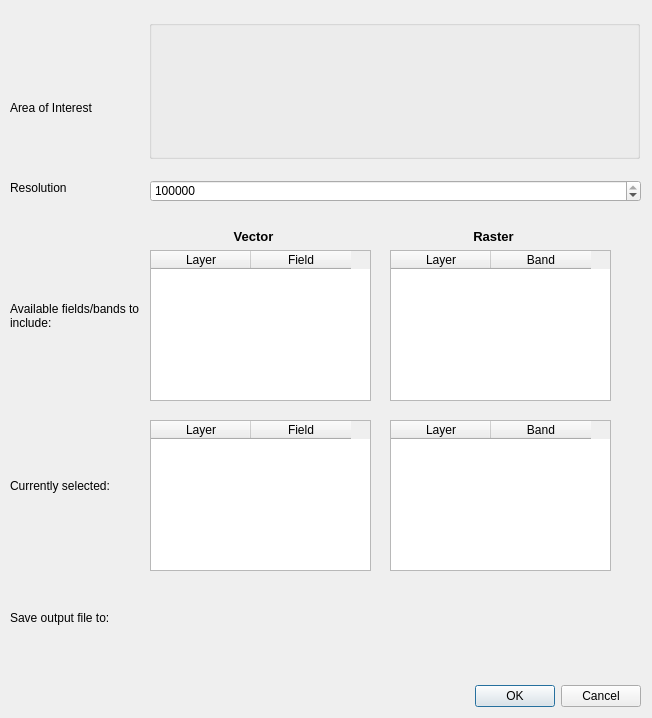
This is MSA_QGIS_dialog_base.ui in ThyavdBerg/MSA-Q as Qt 5 draws it before an edit. The edited form follows.
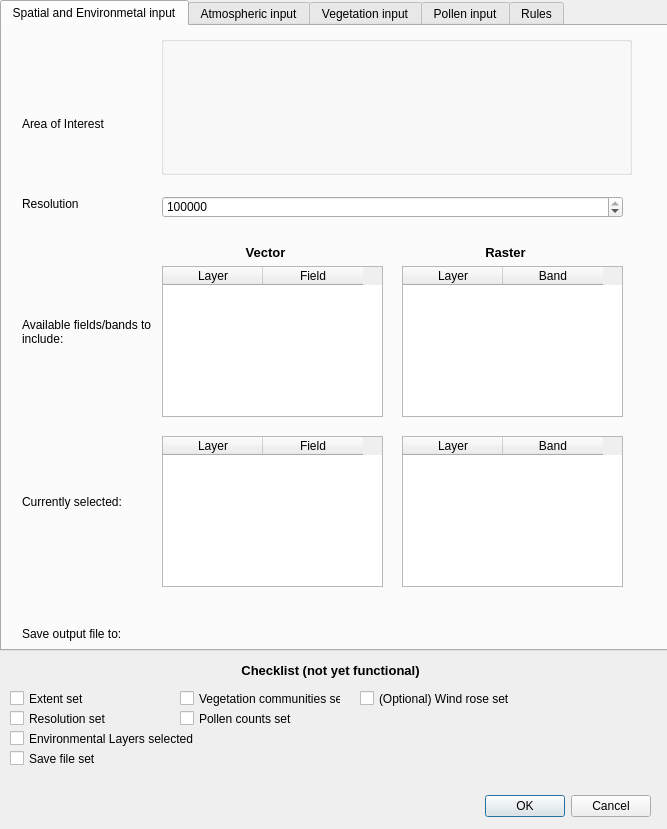
This is the edited form. Custom widgets are drawn as their Qt base class.

```diff
--- a/MSA_QGIS_dialog_base.ui
+++ b/MSA_QGIS_dialog_base.ui
@@ -6,130 +6,47 @@
    <rect>
     <x>0</x>
     <y>0</y>
-    <width>652</width>
-    <height>718</height>
+    <width>667</width>
+    <height>829</height>
    </rect>
   </property>
   <property name="windowTitle">
    <string>MSA QGIS</string>
   </property>
-  <widget class="QDialogButtonBox" name="button_box">
+  <widget class="QTabWidget" name="tabWidget">
    <property name="geometry">
     <rect>
-     <x>300</x>
-     <y>680</y>
-     <width>341</width>
-     <height>32</height>
+     <x>0</x>
+     <y>0</y>
+     <width>671</width>
+     <height>651</height>
     </rect>
    </property>
-   <property name="orientation">
-    <enum>Qt::Horizontal</enum>
+   <property name="currentIndex">
+    <number>0</number>
    </property>
-   <property name="standardButtons">
-    <set>QDialogButtonBox::Cancel|QDialogButtonBox::Ok</set>
-   </property>
-  </widget>
-  <widget class="QLabel" name="label_area_of_interest">
+   <widget class="QWidget" name="Environmental_spatial_input">
+    <attribute name="title">
+     <string>Spatial and Environmetal input</string>
+    </attribute>
+    <widget class="QTableWidget" name="tableWidget_Sel_Raster">
    <property name="geometry">
     <rect>
-     <x>10</x>
-     <y>100</y>
-     <width>131</width>
-     <height>16</height>
-    </rect>
-   </property>
-   <property name="text">
-    <string>Area of Interest</string>
-   </property>
-  </widget>
-  <widget class="QLabel" name="label_resolution">
-   <property name="geometry">
-    <rect>
-     <x>10</x>
-     <y>180</y>
-     <width>131</width>
-     <height>16</height>
-    </rect>
-   </property>
-   <property name="text">
-    <string>Resolution</string>
-   </property>
-  </widget>
-  <widget class="QSpinBox" name="spinBox_resolution">
-   <property name="geometry">
-    <rect>
-     <x>150</x>
-     <y>180</y>
-     <width>491</width>
-     <height>22</height>
-    </rect>
-   </property>
-   <property name="maximum">
-    <number>1000000</number>
-   </property>
-   <property name="value">
-    <number>1000000</number>
-   </property>
-  </widget>
-  <widget class="QgsExtentGroupBox" name="mExtentGroupBox">
-   <property name="geometry">
-    <rect>
-     <x>149</x>
-     <y>20</y>
-     <width>491</width>
-     <height>139</height>
-    </rect>
-   </property>
-  </widget>
-  <widget class="QLabel" name="label">
-   <property name="geometry">
-    <rect>
-     <x>10</x>
-     <y>280</y>
-     <width>131</width>
-     <height>71</height>
-    </rect>
-   </property>
-   <property name="text">
-    <string>Available fields/bands to include:</string>
-   </property>
-   <property name="wordWrap">
-    <bool>true</bool>
-   </property>
-  </widget>
-  <widget class="QTableWidget" name="tableWidget">
-   <property name="geometry">
-    <rect>
-     <x>150</x>
-     <y>250</y>
+       <x>400</x>
+       <y>410</y>
      <width>221</width>
      <height>151</height>
     </rect>
    </property>
-   <property name="frameShape">
-    <enum>QFrame::StyledPanel</enum>
-   </property>
    <property name="editTriggers">
-    <set>QAbstractItemView::DoubleClicked|QAbstractItemView::SelectedClicked</set>
-   </property>
-   <property name="dragDropMode">
-    <enum>QAbstractItemView::NoDragDrop</enum>
+      <set>QAbstractItemView::NoEditTriggers</set>
    </property>
    <property name="alternatingRowColors">
     <bool>true</bool>
    </property>
    <property name="selectionMode">
-    <enum>QAbstractItemView::MultiSelection</enum>
-   </property>
-   <property name="selectionBehavior">
-    <enum>QAbstractItemView::SelectRows</enum>
-   </property>
-   <property name="wordWrap">
-    <bool>true</bool>
-   </property>
-   <attribute name="horizontalHeaderCascadingSectionResizes">
-    <bool>false</bool>
-   </attribute>
+      <enum>QAbstractItemView::NoSelection</enum>
+     </property>
    <column>
     <property name="text">
      <string>Layer</string>
@@ -137,31 +54,15 @@
    </column>
    <column>
     <property name="text">
-     <string>Field</string>
+       <string>Band</string>
     </property>
    </column>
   </widget>
-  <widget class="QLabel" name="label_2">
-   <property name="geometry">
-    <rect>
-     <x>10</x>
-     <y>450</y>
-     <width>131</width>
-     <height>71</height>
-    </rect>
-   </property>
-   <property name="text">
-    <string>Currently selected:</string>
-   </property>
-   <property name="wordWrap">
-    <bool>true</bool>
-   </property>
-  </widget>
   <widget class="QTableWidget" name="tableWidget_selected">
    <property name="geometry">
     <rect>
-     <x>150</x>
-     <y>420</y>
+       <x>160</x>
+       <y>410</y>
      <width>221</width>
      <height>151</height>
     </rect>
@@ -186,24 +87,11 @@
     </property>
    </column>
   </widget>
-  <widget class="QgsFileWidget" name="mQgsFileWidget">
-   <property name="geometry">
-    <rect>
-     <x>150</x>
-     <y>600</y>
-     <width>491</width>
-     <height>27</height>
-    </rect>
-   </property>
-   <property name="storageMode">
-    <enum>QgsFileWidget::SaveFile</enum>
-   </property>
-  </widget>
   <widget class="QLabel" name="label_3">
    <property name="geometry">
     <rect>
-     <x>10</x>
-     <y>610</y>
+       <x>20</x>
+       <y>600</y>
      <width>111</width>
      <height>16</height>
     </rect>
@@ -212,40 +100,11 @@
     <string>Save output file to:</string>
    </property>
   </widget>
-  <widget class="QTableWidget" name="tableWidget_Sel_Raster">
-   <property name="geometry">
-    <rect>
-     <x>390</x>
-     <y>420</y>
-     <width>221</width>
-     <height>151</height>
-    </rect>
-   </property>
-   <property name="editTriggers">
-    <set>QAbstractItemView::NoEditTriggers</set>
-   </property>
-   <property name="alternatingRowColors">
-    <bool>true</bool>
-   </property>
-   <property name="selectionMode">
-    <enum>QAbstractItemView::NoSelection</enum>
-   </property>
-   <column>
-    <property name="text">
-     <string>Layer</string>
-    </property>
-   </column>
-   <column>
-    <property name="text">
-     <string>Band</string>
-    </property>
-   </column>
-  </widget>
   <widget class="QTableWidget" name="tableWidget_Raster">
    <property name="geometry">
     <rect>
-     <x>390</x>
-     <y>250</y>
+       <x>400</x>
+       <y>240</y>
      <width>221</width>
      <height>151</height>
     </rect>
@@ -285,34 +144,126 @@
     </property>
    </column>
   </widget>
-  <widget class="QLabel" name="label_4">
+    <widget class="QgsFileWidget" name="mQgsFileWidget">
    <property name="geometry">
     <rect>
-     <x>230</x>
-     <y>230</y>
-     <width>47</width>
-     <height>13</height>
-    </rect>
-   </property>
-   <property name="font">
-    <font>
-     <pointsize>10</pointsize>
-     <weight>75</weight>
-     <bold>true</bold>
-    </font>
-   </property>
+       <x>160</x>
+       <y>590</y>
+       <width>491</width>
+       <height>27</height>
+      </rect>
+     </property>
+     <property name="storageMode">
+      <enum>QgsFileWidget::SaveFile</enum>
+     </property>
+    </widget>
+    <widget class="QLabel" name="label_2">
+     <property name="geometry">
+      <rect>
+       <x>20</x>
+       <y>440</y>
+       <width>131</width>
+       <height>71</height>
+      </rect>
+     </property>
    <property name="text">
-    <string>Vector</string>
-   </property>
-   <property name="alignment">
-    <set>Qt::AlignCenter</set>
-   </property>
-  </widget>
+      <string>Currently selected:</string>
+     </property>
+     <property name="wordWrap">
+      <bool>true</bool>
+     </property>
+    </widget>
+    <widget class="QLabel" name="label">
+     <property name="geometry">
+      <rect>
+       <x>20</x>
+       <y>270</y>
+       <width>131</width>
+       <height>71</height>
+      </rect>
+     </property>
+     <property name="text">
+      <string>Available fields/bands to include:</string>
+     </property>
+     <property name="wordWrap">
+      <bool>true</bool>
+     </property>
+    </widget>
+    <widget class="QgsExtentGroupBox" name="mExtentGroupBox">
+     <property name="geometry">
+      <rect>
+       <x>159</x>
+       <y>10</y>
+       <width>471</width>
+       <height>139</height>
+      </rect>
+     </property>
+    </widget>
+    <widget class="QSpinBox" name="spinBox_resolution">
+     <property name="geometry">
+      <rect>
+       <x>160</x>
+       <y>170</y>
+       <width>461</width>
+       <height>22</height>
+      </rect>
+     </property>
+     <property name="maximum">
+      <number>1000000</number>
+     </property>
+     <property name="value">
+      <number>1000000</number>
+     </property>
+    </widget>
+    <widget class="QTableWidget" name="tableWidget">
+     <property name="geometry">
+      <rect>
+       <x>160</x>
+       <y>240</y>
+       <width>221</width>
+       <height>151</height>
+      </rect>
+     </property>
+     <property name="frameShape">
+      <enum>QFrame::StyledPanel</enum>
+     </property>
+     <property name="editTriggers">
+      <set>QAbstractItemView::DoubleClicked|QAbstractItemView::SelectedClicked</set>
+     </property>
+     <property name="dragDropMode">
+      <enum>QAbstractItemView::NoDragDrop</enum>
+     </property>
+     <property name="alternatingRowColors">
+      <bool>true</bool>
+     </property>
+     <property name="selectionMode">
+      <enum>QAbstractItemView::MultiSelection</enum>
+     </property>
+     <property name="selectionBehavior">
+      <enum>QAbstractItemView::SelectRows</enum>
+     </property>
+     <property name="wordWrap">
+      <bool>true</bool>
+     </property>
+     <attribute name="horizontalHeaderCascadingSectionResizes">
+      <bool>false</bool>
+     </attribute>
+     <column>
+      <property name="text">
+       <string>Layer</string>
+      </property>
+     </column>
+     <column>
+      <property name="text">
+       <string>Field</string>
+      </property>
+     </column>
+    </widget>
   <widget class="QLabel" name="label_5">
    <property name="geometry">
     <rect>
-     <x>470</x>
-     <y>230</y>
+       <x>480</x>
+       <y>220</y>
      <width>47</width>
      <height>13</height>
     </rect>
@@ -329,6 +280,324 @@
    </property>
    <property name="alignment">
     <set>Qt::AlignCenter</set>
+     </property>
+    </widget>
+    <widget class="QLabel" name="label_4">
+     <property name="geometry">
+      <rect>
+       <x>240</x>
+       <y>220</y>
+       <width>47</width>
+       <height>13</height>
+      </rect>
+     </property>
+     <property name="font">
+      <font>
+       <pointsize>10</pointsize>
+       <weight>75</weight>
+       <bold>true</bold>
+      </font>
+     </property>
+     <property name="text">
+      <string>Vector</string>
+     </property>
+     <property name="alignment">
+      <set>Qt::AlignCenter</set>
+     </property>
+    </widget>
+    <widget class="QLabel" name="label_resolution">
+     <property name="geometry">
+      <rect>
+       <x>20</x>
+       <y>170</y>
+       <width>131</width>
+       <height>16</height>
+      </rect>
+     </property>
+     <property name="text">
+      <string>Resolution</string>
+     </property>
+    </widget>
+    <widget class="QLabel" name="label_area_of_interest">
+     <property name="geometry">
+      <rect>
+       <x>20</x>
+       <y>90</y>
+       <width>131</width>
+       <height>16</height>
+      </rect>
+     </property>
+     <property name="text">
+      <string>Area of Interest</string>
+     </property>
+    </widget>
+   </widget>
+   <widget class="QWidget" name="tab_4">
+    <attribute name="title">
+     <string>Atmospheric input</string>
+    </attribute>
+   </widget>
+   <widget class="QWidget" name="tab_2">
+    <attribute name="title">
+     <string>Vegetation input</string>
+    </attribute>
+    <widget class="QgsFileWidget" name="mQgsFileWidget_Vegetation">
+     <property name="geometry">
+      <rect>
+       <x>150</x>
+       <y>10</y>
+       <width>501</width>
+       <height>27</height>
+      </rect>
+     </property>
+    </widget>
+    <widget class="QLabel" name="label_7">
+     <property name="geometry">
+      <rect>
+       <x>10</x>
+       <y>10</y>
+       <width>131</width>
+       <height>31</height>
+      </rect>
+     </property>
+     <property name="text">
+      <string>Import vegetation communities:</string>
+     </property>
+     <property name="wordWrap">
+      <bool>true</bool>
+     </property>
+    </widget>
+   </widget>
+   <widget class="QWidget" name="tab">
+    <attribute name="title">
+     <string>Pollen input</string>
+    </attribute>
+    <widget class="QgsFileWidget" name="mQgsFileWidget_Vegetation_2">
+     <property name="geometry">
+      <rect>
+       <x>150</x>
+       <y>10</y>
+       <width>501</width>
+       <height>27</height>
+      </rect>
+     </property>
+    </widget>
+    <widget class="QLabel" name="label_8">
+     <property name="geometry">
+      <rect>
+       <x>10</x>
+       <y>10</y>
+       <width>131</width>
+       <height>31</height>
+      </rect>
+     </property>
+     <property name="text">
+      <string>Import pollen counts:</string>
+     </property>
+     <property name="wordWrap">
+      <bool>true</bool>
+     </property>
+    </widget>
+    <widget class="QgsFileWidget" name="mQgsFileWidget_Vegetation_3">
+     <property name="geometry">
+      <rect>
+       <x>150</x>
+       <y>50</y>
+       <width>501</width>
+       <height>27</height>
+      </rect>
+     </property>
+    </widget>
+    <widget class="QLabel" name="label_9">
+     <property name="geometry">
+      <rect>
+       <x>10</x>
+       <y>50</y>
+       <width>131</width>
+       <height>31</height>
+      </rect>
+     </property>
+     <property name="text">
+      <string>Import pollen lookup table:</string>
+     </property>
+     <property name="wordWrap">
+      <bool>true</bool>
+     </property>
+    </widget>
+    <widget class="QLabel" name="label_11">
+     <property name="geometry">
+      <rect>
+       <x>10</x>
+       <y>90</y>
+       <width>131</width>
+       <height>31</height>
+      </rect>
+     </property>
+     <property name="text">
+      <string>Select pollen dispersal model:</string>
+     </property>
+     <property name="wordWrap">
+      <bool>true</bool>
+     </property>
+    </widget>
+    <widget class="QComboBox" name="comboBox">
+     <property name="geometry">
+      <rect>
+       <x>150</x>
+       <y>100</y>
+       <width>471</width>
+       <height>22</height>
+      </rect>
+     </property>
+    </widget>
+   </widget>
+   <widget class="QWidget" name="tab_3">
+    <attribute name="title">
+     <string>Rules</string>
+    </attribute>
+    <widget class="QScrollBar" name="verticalScrollBar">
+     <property name="geometry">
+      <rect>
+       <x>650</x>
+       <y>0</y>
+       <width>16</width>
+       <height>621</height>
+      </rect>
+     </property>
+     <property name="orientation">
+      <enum>Qt::Vertical</enum>
+     </property>
+    </widget>
+   </widget>
+  </widget>
+  <widget class="QCheckBox" name="checkBox">
+   <property name="geometry">
+    <rect>
+     <x>10</x>
+     <y>690</y>
+     <width>81</width>
+     <height>17</height>
+    </rect>
+   </property>
+   <property name="text">
+    <string>Extent set</string>
+   </property>
+  </widget>
+  <widget class="QCheckBox" name="checkBox_2">
+   <property name="geometry">
+    <rect>
+     <x>10</x>
+     <y>710</y>
+     <width>101</width>
+     <height>17</height>
+    </rect>
+   </property>
+   <property name="text">
+    <string>Resolution set</string>
+   </property>
+  </widget>
+  <widget class="QCheckBox" name="checkBox_3">
+   <property name="geometry">
+    <rect>
+     <x>10</x>
+     <y>730</y>
+     <width>211</width>
+     <height>17</height>
+    </rect>
+   </property>
+   <property name="text">
+    <string>Environmental Layers selected</string>
+   </property>
+  </widget>
+  <widget class="QCheckBox" name="checkBox_4">
+   <property name="geometry">
+    <rect>
+     <x>10</x>
+     <y>750</y>
+     <width>211</width>
+     <height>17</height>
+    </rect>
+   </property>
+   <property name="text">
+    <string>Save file set</string>
+   </property>
+  </widget>
+  <widget class="QDialogButtonBox" name="button_box">
+   <property name="geometry">
+    <rect>
+     <x>310</x>
+     <y>790</y>
+     <width>341</width>
+     <height>32</height>
+    </rect>
+   </property>
+   <property name="orientation">
+    <enum>Qt::Horizontal</enum>
+   </property>
+   <property name="standardButtons">
+    <set>QDialogButtonBox::Cancel|QDialogButtonBox::Ok</set>
+   </property>
+  </widget>
+  <widget class="QLabel" name="label_6">
+   <property name="geometry">
+    <rect>
+     <x>0</x>
+     <y>660</y>
+     <width>661</width>
+     <height>20</height>
+    </rect>
+   </property>
+   <property name="font">
+    <font>
+     <pointsize>10</pointsize>
+     <weight>75</weight>
+     <bold>true</bold>
+    </font>
+   </property>
+   <property name="text">
+    <string>Checklist (not yet functional)</string>
+   </property>
+   <property name="alignment">
+    <set>Qt::AlignCenter</set>
+   </property>
+  </widget>
+  <widget class="QCheckBox" name="checkBox_5">
+   <property name="geometry">
+    <rect>
+     <x>180</x>
+     <y>690</y>
+     <width>161</width>
+     <height>17</height>
+    </rect>
+   </property>
+   <property name="text">
+    <string>Vegetation communities set</string>
+   </property>
+  </widget>
+  <widget class="QCheckBox" name="checkBox_6">
+   <property name="geometry">
+    <rect>
+     <x>180</x>
+     <y>710</y>
+     <width>161</width>
+     <height>17</height>
+    </rect>
+   </property>
+   <property name="text">
+    <string>Pollen counts set</string>
+   </property>
+  </widget>
+  <widget class="QCheckBox" name="checkBox_7">
+   <property name="geometry">
+    <rect>
+     <x>360</x>
+     <y>690</y>
+     <width>161</width>
+     <height>17</height>
+    </rect>
+   </property>
+   <property name="text">
+    <string>(Optional) Wind rose set</string>
    </property>
   </widget>
  </widget>
```
Lines whose indentation alone changed are shown as unchanged.
